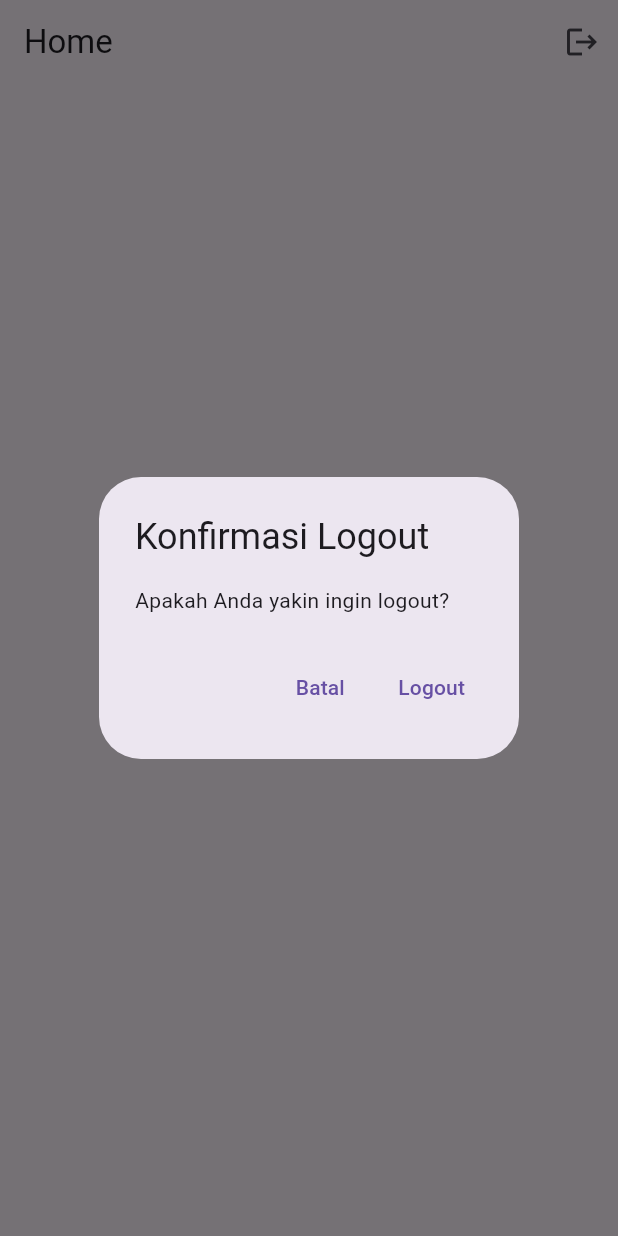
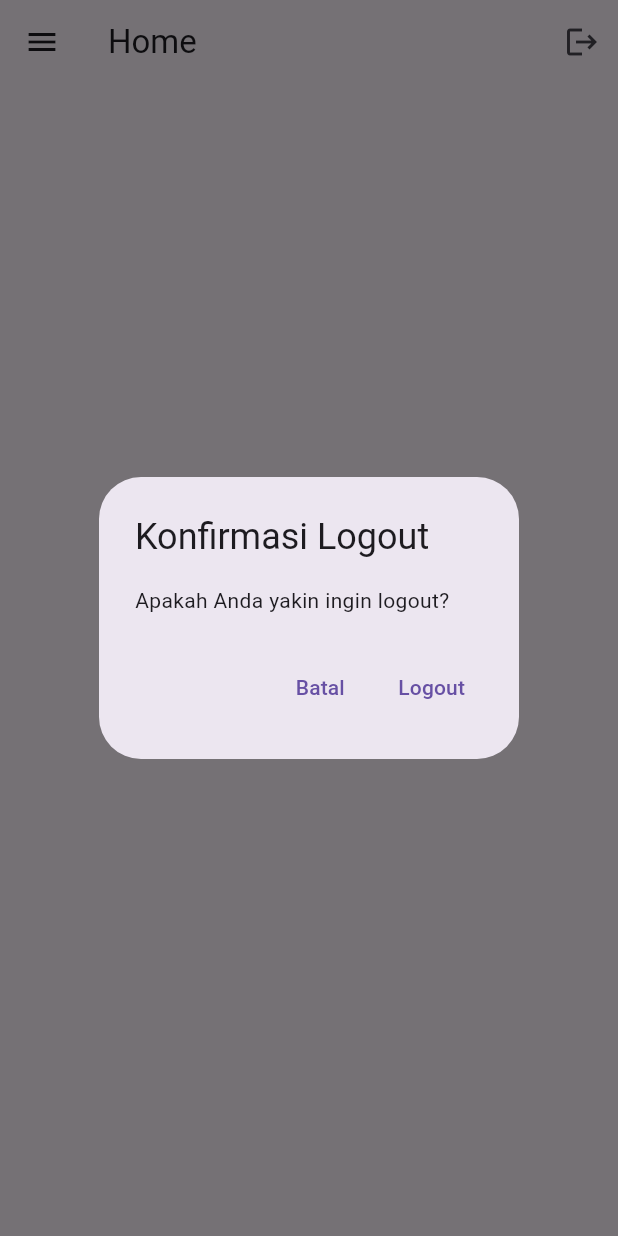
Before and after one commit to soulofjava/artha, a Flutter app: the HomePage screen opened directly, after a tap on the "logout" icon, on a phone screen of 412 x 824 dp. Run offline on Flutter 3.47's test engine with Material 3 defaults, Android fonts, the light colour scheme and no system bars; our stand-ins replace shared_preferences, sqflite; accounts and stored records are empty.

Commit message:
list user

```diff
--- a/lib/home.dart
+++ b/lib/home.dart
@@ -2,6 +2,8 @@
 import 'package:flutter/material.dart';
 import 'package:shared_preferences/shared_preferences.dart';
 import 'login_page.dart'; // Import halaman login
+import 'keuangan_page.dart'; // Import halaman keuangan
+import 'user_page.dart'; // Import halaman user
 
 class HomePage extends StatefulWidget {
   @override
@@ -78,6 +80,59 @@ class _HomePageState extends State<HomePage> {
           ),
         ],
       ),
+      drawer: Drawer(
+        // Tambahkan drawer untuk sidebar menu
+        child: Container(
+          color: Colors.blue[50], // Warna latar belakang drawer
+          child: ListView(
+            padding: EdgeInsets.zero,
+            children: <Widget>[
+              DrawerHeader(
+                decoration: BoxDecoration(
+                  color: Colors.blue, // Warna latar belakang header
+                ),
+                child: Center(
+                  // Mengatur teks agar berada di tengah
+                  child: Text(
+                    'Artha', // Ganti tulisan menjadi "Artha"
+                    style: TextStyle(
+                      color: Colors.white,
+                      fontSize: 24,
+                    ),
+                  ),
+                ),
+              ),
+              ListTile(
+                leading: Icon(Icons.account_balance,
+                    color: Colors.blue), // Ikon untuk Keuangan
+                title: Text('Keuangan'),
+                onTap: () {
+                  Navigator.push(
+                    context,
+                    MaterialPageRoute(
+                        builder: (context) =>
+                            KeuanganPage()), // Navigasi ke halaman keuangan
+                  );
+                },
+              ),
+              Divider(), // Pemisah antara item menu
+              ListTile(
+                leading:
+                    Icon(Icons.person, color: Colors.blue), // Ikon untuk User
+                title: Text('User'),
+                onTap: () {
+                  Navigator.push(
+                    context,
+                    MaterialPageRoute(
+                        builder: (context) =>
+                            UserPage()), // Navigasi ke halaman user
+                  );
+                },
+              ),
+            ],
+          ),
+        ),
+      ),
       body: Center(
         child: username != null
             ? Column(
@@ -87,6 +142,7 @@ class _HomePageState extends State<HomePage> {
                     'Welcome, $username!', // Tampilkan nama pengguna
                     style: TextStyle(fontSize: 24),
                   ),
+                  SizedBox(height: 20),
                 ],
               )
             : CircularProgressIndicator(), // Tampilkan loader saat memuat username
```
Also changed, not shown: lib/DB/database_helper.dart (+11 -1 lines), lib/keuangan_page.dart (added, +19 -0 lines), lib/user_page.dart (added, +138 -0 lines).
